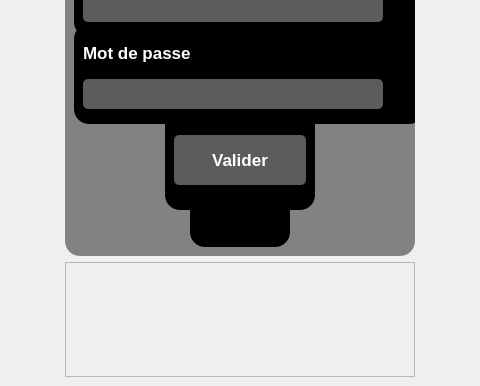
Above: front_end/authentification/authentification.ui from 0xBrdn/TaskFlow before the change; both pictures show x 300 to 780 and y 399 to 785 of the 1081 by 785 pixel window. Below: the same form after it.
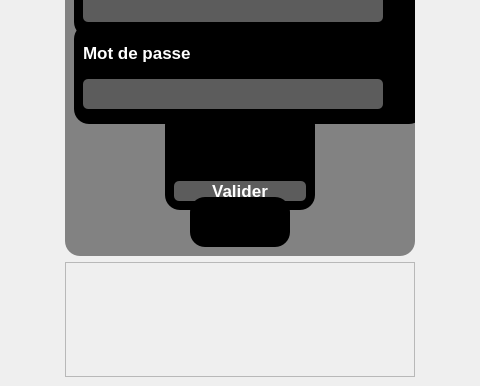
That is the form after the change. Icons and pictures are not drawn.

Diff of the .ui file:
```diff
--- a/front_end/authentification/authentification.ui
+++ b/front_end/authentification/authentification.ui
@@ -464,6 +464,43 @@
           <enum>QFrame::Raised</enum>
          </property>
          <layout class="QVBoxLayout" name="verticalLayout_4">
+          <item alignment="Qt::AlignHCenter">
+           <widget class="QFrame" name="frameGoogle">
+            <property name="minimumSize">
+             <size>
+              <width>60</width>
+              <height>60</height>
+             </size>
+            </property>
+            <property name="maximumSize">
+             <size>
+              <width>60</width>
+              <height>60</height>
+             </size>
+            </property>
+            <property name="frameShape">
+             <enum>QFrame::StyledPanel</enum>
+            </property>
+            <property name="frameShadow">
+             <enum>QFrame::Raised</enum>
+            </property>
+            <layout class="QHBoxLayout" name="horizontalLayout_4">
+             <item>
+              <widget class="QPushButton" name="pushButton_2">
+               <property name="maximumSize">
+                <size>
+                 <width>60</width>
+                 <height>60</height>
+                </size>
+               </property>
+               <property name="text">
+                <string/>
+               </property>
+              </widget>
+             </item>
+            </layout>
+           </widget>
+          </item>
           <item>
            <widget class="QPushButton" name="boutonValider">
             <property name="maximumSize">
```
